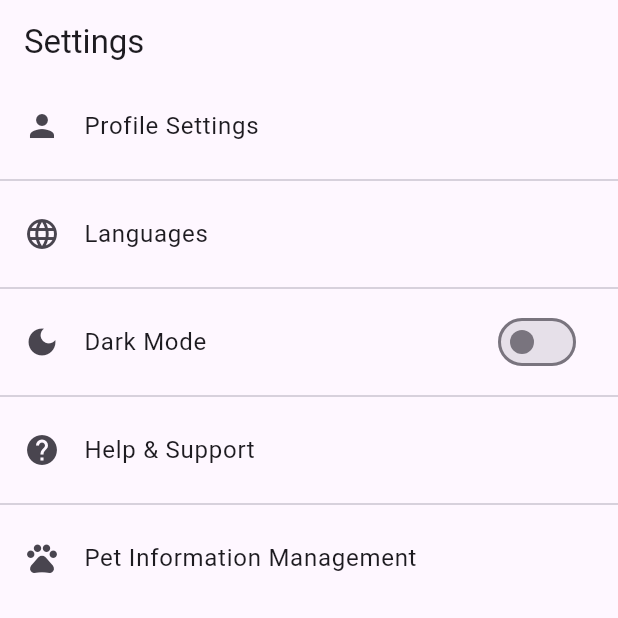
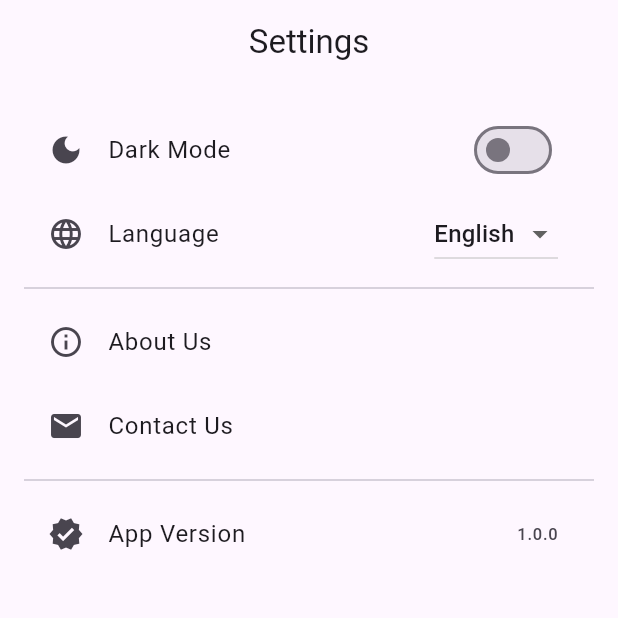
Before and after one commit to mishVN/MAD60, a Flutter app: the screen it shows after launch, on a phone screen of 412 x 824 dp, the top half of it. Run offline on Flutter 3.47's test engine with Material 3 defaults, Android fonts, the phone set to English and light mode, and no system bars.

Commit message:
Update main.dart
update the setting page

```diff
--- a/setting_1/lib/main.dart
+++ b/setting_1/lib/main.dart
@@ -1,74 +1,170 @@
 import 'package:flutter/material.dart';
 
 void main() {
-  runApp(MyApp());
+  runApp(const MyApp());
 }
 
 class MyApp extends StatelessWidget {
+  const MyApp({super.key});
+
   @override
   Widget build(BuildContext context) {
     return MaterialApp(
+      title: 'Pet Care Settings',
       debugShowCheckedModeBanner: false,
-      title: 'Settings Page',
       theme: ThemeData(
-        primarySwatch: Colors.blue,
+        primarySwatch: Colors.teal,
+        brightness: Brightness.light,
       ),
-      home: SettingsPage(),
+      darkTheme: ThemeData(
+        brightness: Brightness.dark,
+        primarySwatch: Colors.teal,
+      ),
+      themeMode: ThemeMode.system,
+      home: const SettingsPage(),
     );
   }
 }
 
-class SettingsPage extends StatelessWidget {
+class SettingsPage extends StatefulWidget {
+  const SettingsPage({super.key});
+
+  @override
+  State<SettingsPage> createState() => _SettingsPageState();
+}
+
+class _SettingsPageState extends State<SettingsPage> {
+  bool isDarkMode = false;
+  String selectedLanguage = 'English';
+
   @override
   Widget build(BuildContext context) {
     return Scaffold(
-      appBar: AppBar(
-        title: Text('Settings'),
-      ),
+      appBar: AppBar(title: const Text('Settings'), centerTitle: true),
       body: ListView(
+        padding: const EdgeInsets.all(16),
         children: [
+          // Dark Mode Toggle
+          SwitchListTile(
+            title: const Text('Dark Mode'),
+            value: isDarkMode,
+            onChanged: (val) {
+              setState(() {
+                isDarkMode = val;
+                // Optional: Apply ThemeMode logic here
+              });
+            },
+            secondary: const Icon(Icons.dark_mode),
+          ),
+
+          // Language Dropdown
           ListTile(
-            leading: Icon(Icons.person),
-            title: Text('Profile Settings'),
+            leading: const Icon(Icons.language),
+            title: const Text('Language'),
+            trailing: DropdownButton<String>(
+              value: selectedLanguage,
+              items:
+                  ['English', 'Spanish', 'French']
+                      .map(
+                        (lang) =>
+                            DropdownMenuItem(value: lang, child: Text(lang)),
+                      )
+                      .toList(),
+              onChanged: (val) {
+                if (val != null) {
+                  setState(() => selectedLanguage = val);
+                }
+              },
+            ),
+          ),
+
+          const Divider(),
+
+          // About Us
+          ListTile(
+            leading: const Icon(Icons.info_outline),
+            title: const Text('About Us'),
             onTap: () {
-              // Profile settings action
+              Navigator.push(
+                context,
+                MaterialPageRoute(builder: (_) => const AboutUsPage()),
+              );
             },
           ),
-          Divider(),
+
+          // Contact Us
           ListTile(
-            leading: Icon(Icons.language),
-            title: Text('Languages'),
+            leading: const Icon(Icons.email),
+            title: const Text('Contact Us'),
             onTap: () {
-              // Languages action
+              Navigator.push(
+                context,
+                MaterialPageRoute(builder: (_) => const ContactUsPage()),
+              );
             },
           ),
-          Divider(),
+
+          const Divider(),
+
+          // App Version
           ListTile(
-            leading: Icon(Icons.dark_mode),
-            title: Text('Dark Mode'),
-            trailing: Switch(
-              value: false, // You can implement dark mode logic
-              onChanged: (value) {},
-            ),
-          ),
-          Divider(),
-          ListTile(
-            leading: Icon(Icons.help),
-            title: Text('Help & Support'),
-            onTap: () {
-              // Help & Support action
-            },
-          ),
-          Divider(),
-          ListTile(
-            leading: Icon(Icons.pets),
-            title: Text('Pet Information Management'),
-            onTap: () {
-              // Pet Info action
-            },
+            leading: const Icon(Icons.verified),
+            title: const Text('App Version'),
+            trailing: const Text('1.0.0'),
           ),
         ],
       ),
     );
   }
 }
+
+// About Us Page
+class AboutUsPage extends StatelessWidget {
+  const AboutUsPage({super.key});
+
+  @override
+  Widget build(BuildContext context) {
+    return Scaffold(
+      appBar: AppBar(title: const Text('About Us')),
+      body: const Padding(
+        padding: EdgeInsets.all(16),
+        child: Text(
+          'PetCare+ helps you manage your pet’s health, grooming, diet, and vet appointments. '
+          'Our mission is to provide smart and compassionate care tools for every pet parent.',
+          style: TextStyle(fontSize: 16),
+        ),
+      ),
+    );
+  }
+}
+
+// Contact Us Page
+class ContactUsPage extends StatelessWidget {
+  const ContactUsPage({super.key});
+
+  @override
+  Widget build(BuildContext context) {
+    return Scaffold(
+      appBar: AppBar(title: const Text('Contact Us')),
+      body: const Padding(
+        padding: EdgeInsets.all(16),
+        child: Column(
+          crossAxisAlignment: CrossAxisAlignment.start,
+          children: [
+            Text(
+              'Email: support@petcareplus.com',
+              style: TextStyle(fontSize: 16),
+            ),
+            SizedBox(height: 8),
+            Text('Phone: +44 20 1234 5678', style: TextStyle(fontSize: 16)),
+            SizedBox(height: 8),
+            Text(
+              'Address: 10 Pet Lane, Cambridge, CB1 2AB',
+              style: TextStyle(fontSize: 16),
+            ),
+          ],
+        ),
+      ),
+    );
+  }
+}
```
